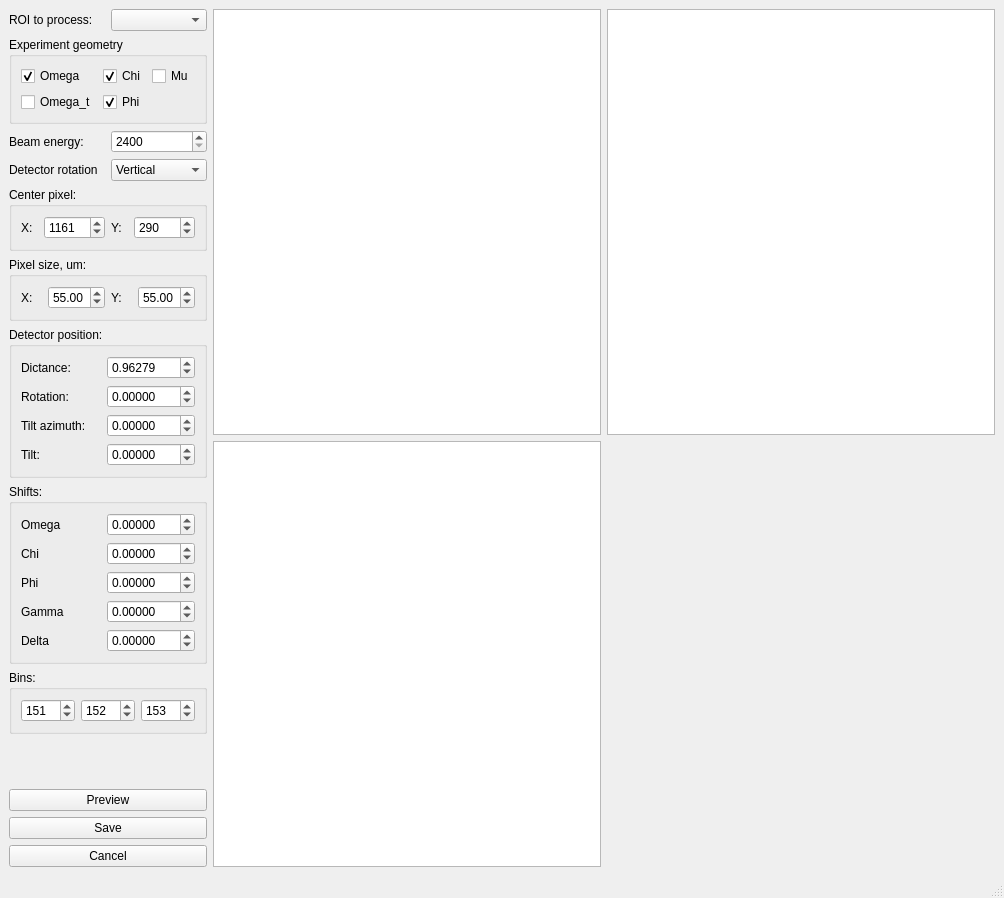
Above: uis/converter.ui from yamedvedya/data_viewer before the change. Below: the same form after it.
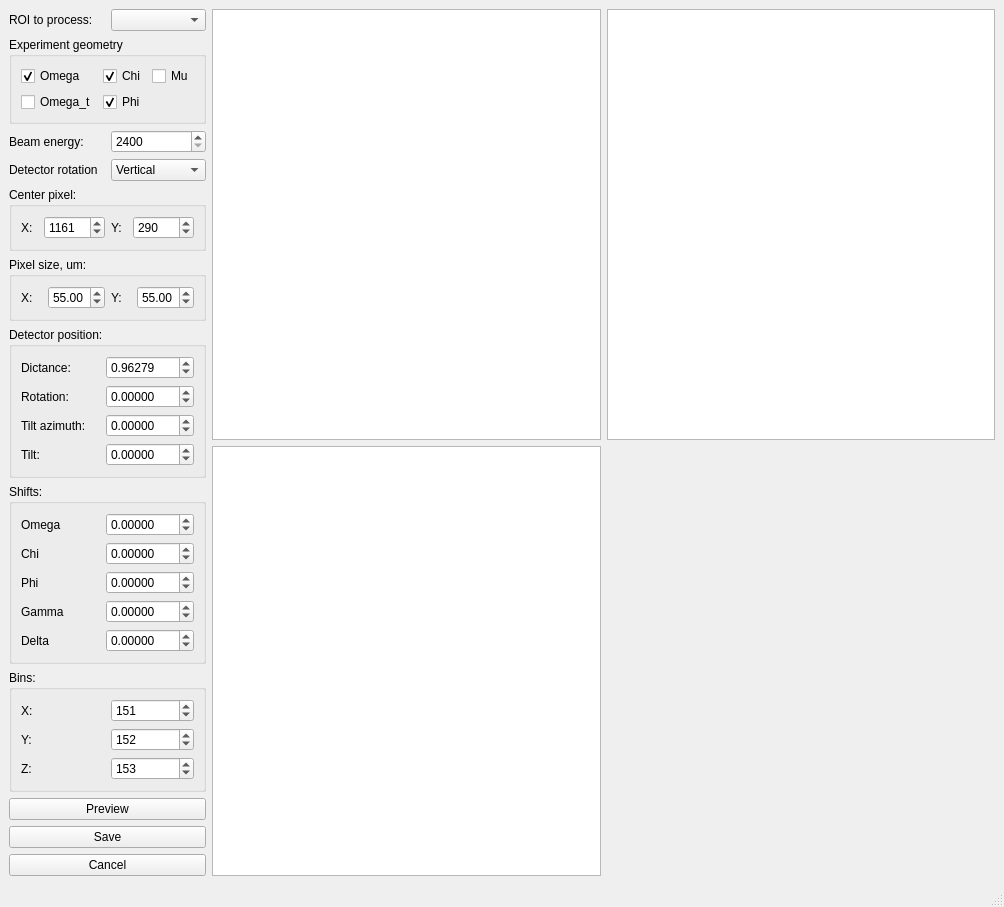
That is the form after the change. Custom widgets are drawn as their Qt base class.

Commit message: small problem with converter

```diff
--- a/uis/converter.ui
+++ b/uis/converter.ui
@@ -497,20 +497,7 @@
          <string>Bins:</string>
         </property>
         <layout class="QGridLayout" name="gridLayout_5">
-         <item row="0" column="0">
-          <widget class="QSpinBox" name="sb_bin_x">
-           <property name="enabled">
-            <bool>true</bool>
-           </property>
-           <property name="maximum">
-            <number>1000</number>
-           </property>
-           <property name="value">
-            <number>151</number>
-           </property>
-          </widget>
-         </item>
-         <item row="0" column="1">
+         <item row="1" column="1">
           <widget class="QSpinBox" name="sb_bin_y">
            <property name="enabled">
             <bool>true</bool>
@@ -523,7 +510,7 @@
            </property>
           </widget>
          </item>
-         <item row="0" column="2">
+         <item row="2" column="1">
           <widget class="QSpinBox" name="sb_bin_z">
            <property name="enabled">
             <bool>true</bool>
@@ -536,6 +523,40 @@
            </property>
           </widget>
          </item>
+         <item row="0" column="1">
+          <widget class="QSpinBox" name="sb_bin_x">
+           <property name="enabled">
+            <bool>true</bool>
+           </property>
+           <property name="maximum">
+            <number>1000</number>
+           </property>
+           <property name="value">
+            <number>151</number>
+           </property>
+          </widget>
+         </item>
+         <item row="0" column="0">
+          <widget class="QLabel" name="label_17">
+           <property name="text">
+            <string>X:</string>
+           </property>
+          </widget>
+         </item>
+         <item row="1" column="0">
+          <widget class="QLabel" name="label_18">
+           <property name="text">
+            <string>Y:</string>
+           </property>
+          </widget>
+         </item>
+         <item row="2" column="0">
+          <widget class="QLabel" name="label_19">
+           <property name="text">
+            <string>Z:</string>
+           </property>
+          </widget>
+         </item>
         </layout>
        </widget>
       </item>
```
The commit also changes 1 other file.
